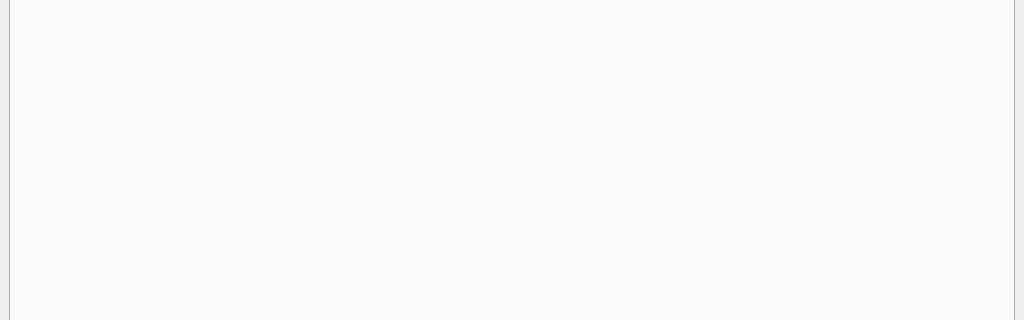
Qt form src/Saveeditor_MainWindow.ui (Oberacda/BorderlandsSaveEditor) before a commit; both pictures show x 0 to 1024 and y 212 to 532 of the 1024 by 724 pixel window.
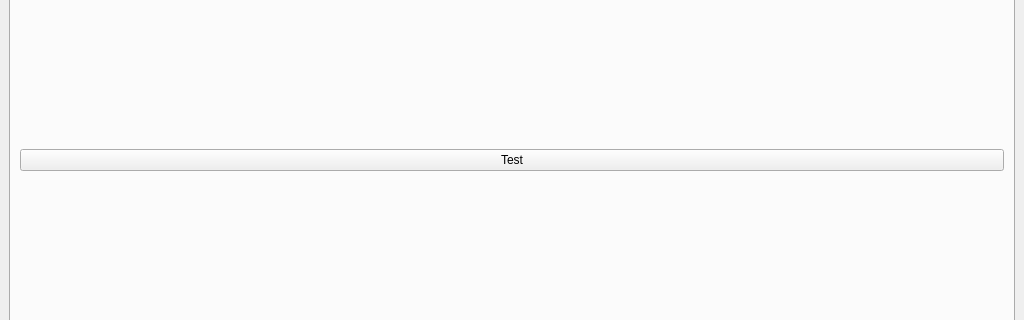
The same form after that commit. Icons and pictures are not drawn.

```diff
--- a/src/Saveeditor_MainWindow.ui
+++ b/src/Saveeditor_MainWindow.ui
@@ -90,6 +90,19 @@
        <attribute name="title">
         <string>General</string>
        </attribute>
+       <layout class="QGridLayout" name="gridLayout_2">
+        <item row="0" column="0">
+         <widget class="QPushButton" name="pushButton">
+          <property name="text">
+           <string>Test</string>
+          </property>
+          <property name="icon">
+           <iconset resource="../resources/image_resources.qrc">
+            <normaloff>:/img/appicon.png</normaloff>:/img/appicon.png</iconset>
+          </property>
+         </widget>
+        </item>
+       </layout>
       </widget>
       <widget class="QWidget" name="backpack_tab">
        <attribute name="title">
```
Left out of the diff: 5 changed lines with no effect on the pictures.
